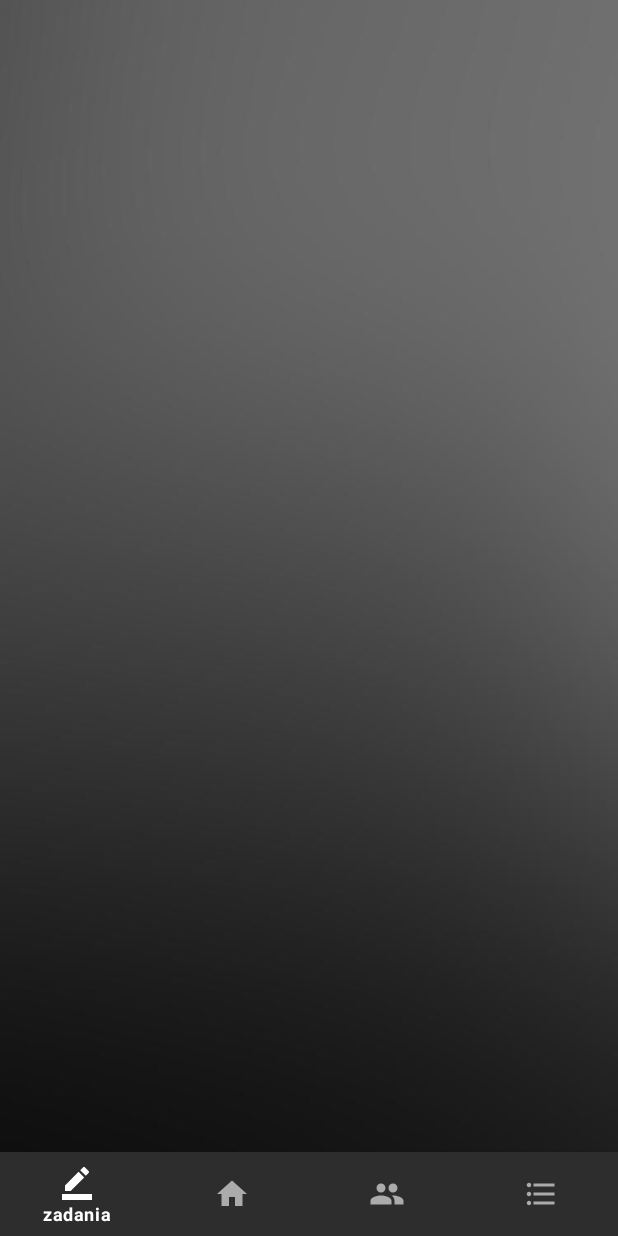
After one commit to gitesprzemek/aplikacja_list_up, an Android app: the layout activity_menu_screen.xml on its own in the app's theme, with its tools: preview values and no code run, on a phone screen of 412 x 824 dp. The commit adds this screen. Run offline under Robolectric (Android 15) with nearby library versions, the phone set to English and light mode, and no system bars.

Commit message:
punkt odwolania

```diff
--- a/zrobseliste/app/src/main/java/com/pz/zrobseliste/adapter/Groups_Screen_Adapter.java
+++ b/zrobseliste/app/src/main/java/com/pz/zrobseliste/adapter/Groups_Screen_Adapter.java
@@ -54,14 +54,13 @@ public class Groups_Screen_Adapter extends RecyclerView.Adapter<Groups_Screen_Ad
         holder.group_show_button.setOnClickListener(new View.OnClickListener() {
             @Override
             public void onClick(View v) {
-                groups_onClick_interface.onGroupButtonClick();
-                Toast.makeText(v.getContext(),names.get(position),Toast.LENGTH_SHORT).show();
+                groups_onClick_interface.onGroupButtonClick(holder.getAdapterPosition());
             }
         });
         holder.group_management_button.setOnClickListener(new View.OnClickListener() {
             @Override
             public void onClick(View v) {
-                groups_onClick_interface.onManagmentButtonClick();
+                groups_onClick_interface.onManagmentButtonClick(holder.getAdapterPosition());
 
             }
         });
--- a/zrobseliste/app/src/main/java/com/pz/zrobseliste/interfaces/Groups_onClick_Interface.java
+++ b/zrobseliste/app/src/main/java/com/pz/zrobseliste/interfaces/Groups_onClick_Interface.java
@@ -1,6 +1,6 @@
 package com.pz.zrobseliste.interfaces;
 
 public interface Groups_onClick_Interface {
-    void onGroupButtonClick();
-    void onManagmentButtonClick();
+    void onGroupButtonClick(int position);
+    void onManagmentButtonClick(int position);
 }
--- a/zrobseliste/app/src/main/java/com/pz/zrobseliste/screen/AllTasksScreen.java
+++ b/zrobseliste/app/src/main/java/com/pz/zrobseliste/screen/AllTasksScreen.java
@@ -136,6 +136,10 @@ public class AllTasksScreen extends AppCompatActivity implements BottomNavigatio
                 finish();
                 startActivity(new Intent(AllTasksScreen.this, GroupsScreen.class));
                 break;
+            case R.id.nav_menu:
+                finish();
+                startActivity(new Intent(AllTasksScreen.this, MenuScreen.class));
+                break;
         }
         return true;
     }
--- a/zrobseliste/app/src/main/java/com/pz/zrobseliste/screen/MainScreen.java
+++ b/zrobseliste/app/src/main/java/com/pz/zrobseliste/screen/MainScreen.java
@@ -230,6 +230,10 @@ public class MainScreen extends AppCompatActivity implements BottomNavigationVie
                 finish();
                 startActivity(new Intent(MainScreen.this, GroupsScreen.class));
                 break;
+            case R.id.nav_menu:
+                finish();
+                startActivity(new Intent(MainScreen.this, MenuScreen.class));
+                break;
         }
         return true;
     }
--- /dev/null
+++ b/zrobseliste/app/src/main/res/layout/activity_menu_screen.xml
@@ -0,0 +1,25 @@
+<?xml version="1.0" encoding="utf-8"?>
+<RelativeLayout xmlns:android="http://schemas.android.com/apk/res/android"
+    xmlns:app="http://schemas.android.com/apk/res-auto"
+    xmlns:tools="http://schemas.android.com/tools"
+    android:layout_width="match_parent"
+    android:layout_height="match_parent"
+    tools:context=".screen.GroupsScreen"
+    android:background="@drawable/bgc1"
+    >
+
+
+
+
+
+
+    <com.google.android.material.bottomnavigation.BottomNavigationView
+        android:layout_width="match_parent"
+        android:layout_height="wrap_content"
+        android:id="@+id/bottom_nav"
+        android:layout_alignParentBottom="true"
+        app:menu="@menu/bottom_menu"
+        >
+
+    </com.google.android.material.bottomnavigation.BottomNavigationView>
+</RelativeLayout>
--- a/zrobseliste/app/src/main/res/menu/bottom_menu.xml
+++ b/zrobseliste/app/src/main/res/menu/bottom_menu.xml
@@ -15,9 +15,10 @@
             android:icon="@drawable/icon_group"
             android:title="grupy" />
         <item
-            android:id="@+id/bottom_nav_menu"
+            android:id="@+id/nav_menu"
             android:icon="@drawable/icon_list"
             android:title="menu" />
+
     </group>
 
 </menu>
```
Also changed, not shown: zrobseliste/app/src/main/java/com/pz/zrobseliste/screen/GroupsScreen.java (+9 -2 lines), zrobseliste/app/src/main/java/com/pz/zrobseliste/screen/MenuScreen.java (added, +84 -0 lines).
